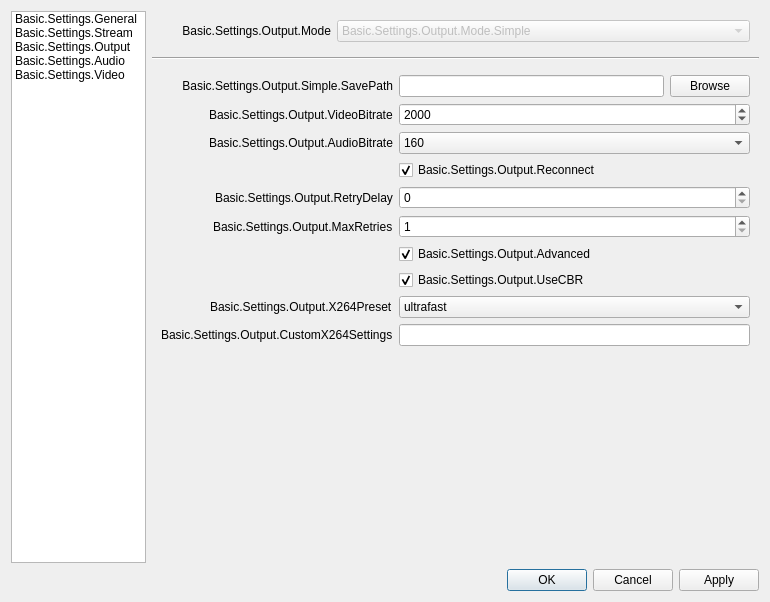
First picture: the form in obs/forms/OBSBasicSettings.ui, repository obsproject/obs-studio, before the edit.
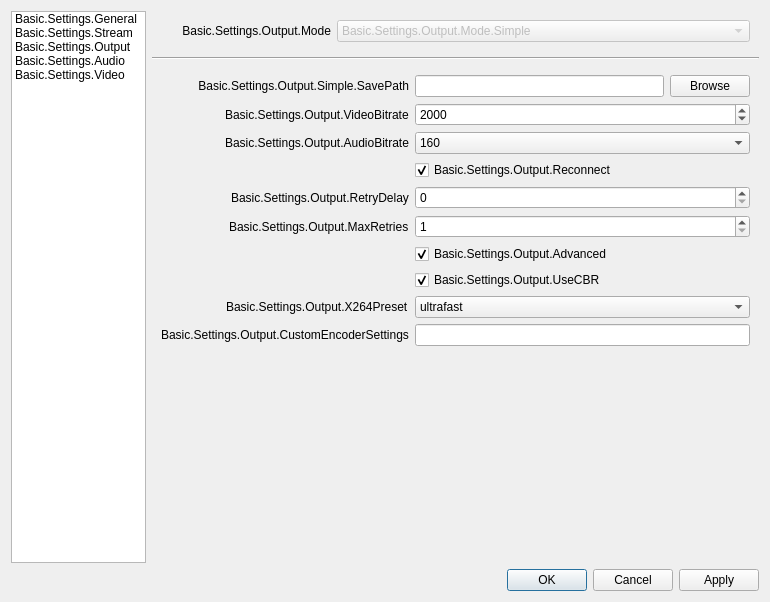
Second picture: the form after the edit. The open tabs and pages were chosen to show the change. Icons and pictures are not drawn.

Commit message:
UI: Rename 'Custom x264 Settings'
Rename 'Custom x264 Settings' to 'Custom Encoder Settings', because it
may be useful to use this for encoders other than x264

What changed in the file:
```diff
--- a/obs/forms/OBSBasicSettings.ui
+++ b/obs/forms/OBSBasicSettings.ui
@@ -530,7 +530,7 @@
                    <item row="9" column="0">
                     <widget class="QLabel" name="label_23">
                      <property name="text">
-                      <string>Basic.Settings.Output.CustomX264Settings</string>
+                      <string>Basic.Settings.Output.CustomEncoderSettings</string>
                      </property>
                     </widget>
                    </item>
```
Left out of the diff: 4 changed lines with no effect on the pictures. The commit also changes 2 other files.
